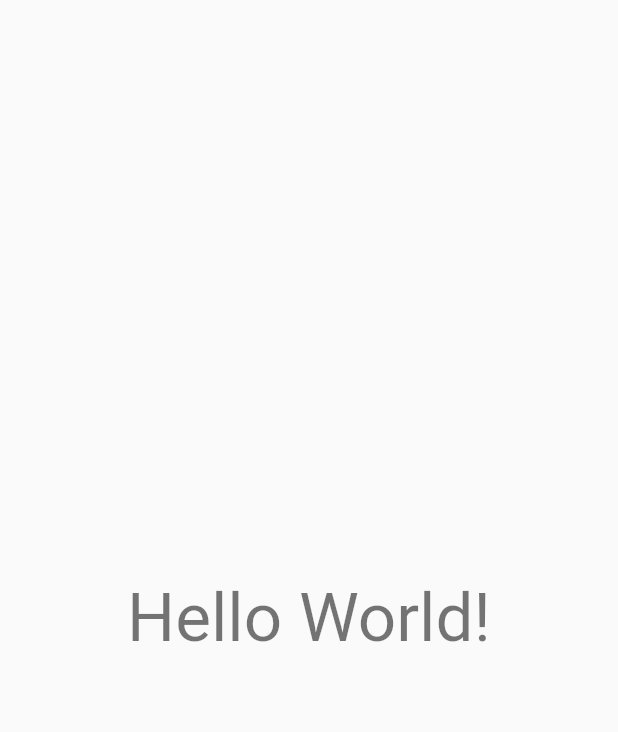
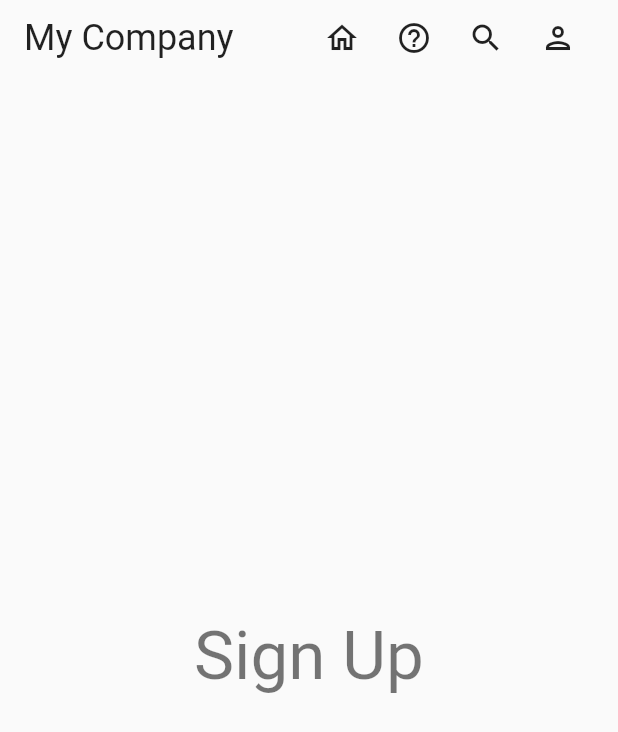
Before and after one commit to siva636/flutter_provider_get_it_firebase, a Flutter app: the screen it shows after launch, on a phone screen of 412 x 824 dp. Shown: the top 732 px of the screen. Run offline on Flutter 3.47's test engine with Material 2 defaults, Android fonts, the phone set to English and light mode, and no system bars; our stand-ins replace adaptive_breakpoints, firebase_core; accounts and stored records are empty.

Commit message:
Dynamic responsive nav structure setup

```diff
--- /dev/null
+++ b/lib/enums/global_menu.dart
@@ -0,0 +1 @@
+enum GlobalMenu { Home, Search, Help, Account }
--- a/lib/main.dart
+++ b/lib/main.dart
@@ -1,9 +1,18 @@
 import 'package:flutter/material.dart';
 import 'package:firebase_core/firebase_core.dart';
+import 'package:provider/provider.dart';
+import 'package:provider_get_it/ui/views/sign_up.dart';
+import 'package:provider_get_it/view_models/global_view_model.dart';
 
 void main() {
   WidgetsFlutterBinding.ensureInitialized();
-  runApp(App());
+  runApp(
+    ChangeNotifierProvider(
+      create: (context) => GlobalViewModel(),
+      child: App(),
+    ),
+    // App(),
+  );
 }
 
 class App extends StatefulWidget {
@@ -43,12 +52,10 @@ class Home extends StatelessWidget {
   @override
   Widget build(BuildContext context) {
     return MaterialApp(
-      home: Scaffold(
-        body: Center(
-          child: Text('Hello World!',
-              style: Theme.of(context).textTheme.headline3),
-        ),
-      ),
+      debugShowCheckedModeBanner: false,
+      routes: {
+        '/': (x) => SignUp(),
+      },
     );
   }
 }
--- /dev/null
+++ b/lib/ui/views/sign_up.dart
@@ -0,0 +1,28 @@
+import 'package:flutter/material.dart';
+import 'package:provider_get_it/enums/view_state.dart';
+import 'package:provider_get_it/ui/widgets/custom_app_bar.dart';
+import 'package:provider_get_it/view_models/global_view_model.dart';
+import 'package:provider/provider.dart';
+
+class SignUp extends StatefulWidget {
+  SignUp({Key? key}) : super(key: key);
+
+  @override
+  _SignUpState createState() => _SignUpState();
+}
+
+class _SignUpState extends State<SignUp> {
+  @override
+  Widget build(BuildContext context) {
+    return Scaffold(
+      appBar: PreferredSize(
+        child: CustomAppBar(),
+        preferredSize:
+            Size.fromHeight(context.read<GlobalViewModel>().appBarHeight),
+      ),
+      body: Center(
+        child: Text('Sign Up', style: Theme.of(context).textTheme.headline3),
+      ),
+    );
+  }
+}
--- /dev/null
+++ b/lib/ui/widgets/custom_app_bar.dart
@@ -0,0 +1,86 @@
+import 'package:flutter/material.dart';
+import 'package:adaptive_breakpoints/adaptive_breakpoints.dart';
+
+class CustomAppBar extends StatefulWidget {
+  CustomAppBar() : super(key: Key('custom_app_bar'));
+
+  @override
+  _CustomAppBarState createState() => _CustomAppBarState();
+}
+
+class _CustomAppBarState extends State<CustomAppBar> {
+  @override
+  Widget build(BuildContext context) {
+    final onHomePressed = () {};
+    final onSearchPressed = () {};
+    final onHelpPressed = () {};
+    final onAccountPressed = () {};
+    final double margin = getBreakpointEntry(context).margin;
+
+    return Padding(
+      padding: EdgeInsets.symmetric(horizontal: margin),
+      child: NavigationToolbar(
+          centerMiddle: true,
+          leading: Align(
+              child: Text('My Company',
+                  style: Theme.of(context).textTheme.headline5),
+              alignment: Alignment.centerLeft),
+          middle: getWindowType(context) == AdaptiveWindowType.xsmall ||
+                  getWindowType(context) == AdaptiveWindowType.small
+              ? null
+              : Row(
+                  mainAxisSize: MainAxisSize.min,
+                  children: [
+                    OutlinedButton.icon(
+                      onPressed: onHomePressed,
+                      icon: Icon(Icons.home_outlined),
+                      label: Text('Home'),
+                    ),
+                    SizedBox(width: 4),
+                    OutlinedButton.icon(
+                      onPressed: onHelpPressed,
+                      icon: Icon(Icons.help_outline),
+                      label: Text('Help'),
+                    ),
+                    SizedBox(width: 4),
+                    OutlinedButton.icon(
+                      onPressed: onSearchPressed,
+                      icon: Icon(Icons.search_outlined),
+                      label: Text('Search'),
+                    ),
+                    SizedBox(width: 4),
+                    OutlinedButton.icon(
+                      onPressed: onAccountPressed,
+                      icon: Icon(Icons.person_outlined),
+                      label: Text('Account'),
+                    ),
+                  ],
+                ),
+          trailing: getWindowType(context) == AdaptiveWindowType.xsmall ||
+                  getWindowType(context) == AdaptiveWindowType.small
+              ? Row(
+                  mainAxisAlignment: MainAxisAlignment.end,
+                  mainAxisSize: MainAxisSize.min,
+                  children: [
+                    IconButton(
+                      onPressed: onHomePressed,
+                      icon: Icon(Icons.home_outlined),
+                    ),
+                    IconButton(
+                      onPressed: onHelpPressed,
+                      icon: Icon(Icons.help_outline),
+                    ),
+                    IconButton(
+                      onPressed: onSearchPressed,
+                      icon: Icon(Icons.search_outlined),
+                    ),
+                    IconButton(
+                      onPressed: onAccountPressed,
+                      icon: Icon(Icons.person_outlined),
+                    ),
+                  ],
+                )
+              : null),
+    );
+  }
+}
--- a/lib/view_models/base_model.dart
+++ b/lib/view_models/base_view_model.dart
@@ -1,7 +1,7 @@
 import 'package:flutter/widgets.dart';
-import 'package:provider_get_it/enums/viewstate.dart';
+import 'package:provider_get_it/enums/view_state.dart';
 
-class BaseModel extends ChangeNotifier {
+class BaseViewModel extends ChangeNotifier {
   ViewState _state = ViewState.Idle;
 
   ViewState get state => _state;
--- /dev/null
+++ b/lib/view_models/global_view_model.dart
@@ -0,0 +1,7 @@
+import 'package:provider_get_it/view_models/base_view_model.dart';
+
+class GlobalViewModel extends BaseViewModel {
+  GlobalViewModel();
+
+  double appBarHeight = 50;
+}
--- a/pubspec.yaml
+++ b/pubspec.yaml
@@ -32,6 +32,7 @@ dependencies:
   firebase_core: "^1.3.0"
   firebase_auth: "^2.0.0"
   cloud_firestore: "^2.3.0"
+  adaptive_breakpoints: ^0.0.5
 
 dev_dependencies:
   flutter_test:
```
Also changed, not shown: lib/enums/view_state.dart (renamed from lib/enums/viewstate.dart), pubspec.lock.
